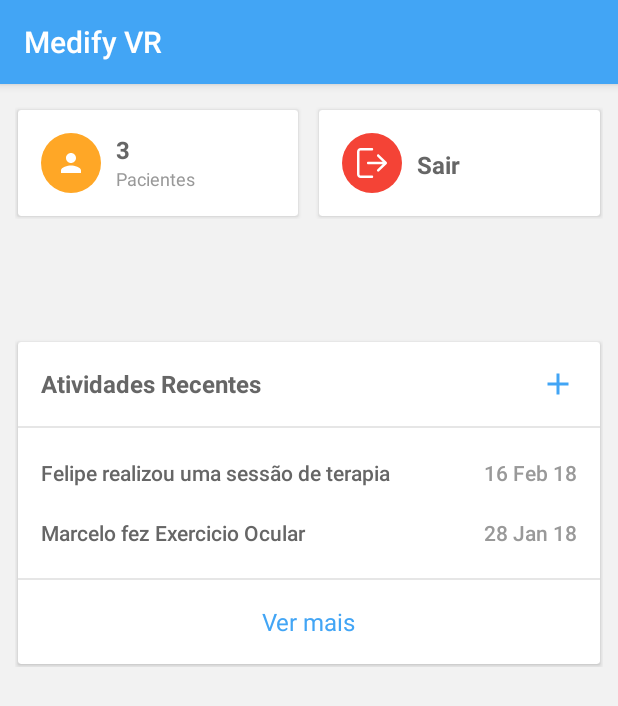
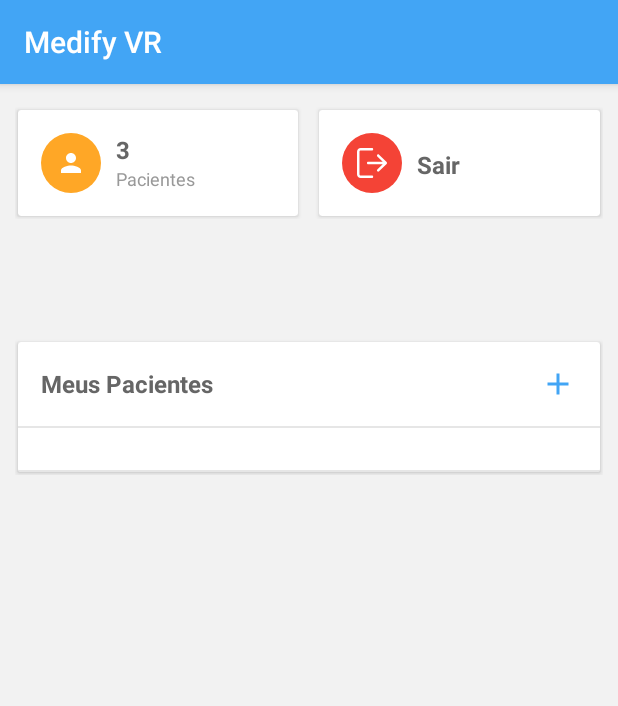
Before and after one commit to juzejunior/Medify-VR, an Android app: the screen it shows after launch once a user with an empty profile is signed in (MainActivity), on a phone screen of 412 x 824 dp. Shown: the top 706 px of the screen. Run offline under Robolectric (Android 15) with nearby library versions, the phone set to English and light mode, and no system bars; our stand-ins replace Firebase (no records; nobody signed in at launch, a user with empty details on screens opened directly); libraries missing offline, so code that uses them is left out: com.firebase.ui.

Commit message:
add: list patients

```diff
--- a/app/src/main/java/br/com/spacerocket/medifyvr/MainActivity.kt
+++ b/app/src/main/java/br/com/spacerocket/medifyvr/MainActivity.kt
@@ -6,6 +6,9 @@ import android.os.Bundle
 import android.util.Log
 import android.view.View
 import android.widget.Toast
+import androidx.recyclerview.widget.LinearLayoutManager
+import androidx.recyclerview.widget.RecyclerView
+import br.com.spacerocket.medifyvr.adapter.PatientAdapter
 import com.firebase.ui.auth.AuthUI
 import kotlinx.android.synthetic.main.activity_main.*
 import com.google.firebase.firestore.FirebaseFirestore
@@ -14,13 +17,26 @@ class MainActivity : AppCompatActivity() {
 
     var db = FirebaseFirestore.getInstance()
     var patients = ArrayList<Paciente>()
+    private var mRecyclerView: RecyclerView? = null
+    private var mLayoutManager: RecyclerView.LayoutManager? = null
+    private var mAdapter: RecyclerView.Adapter<*>? = null
 
     override fun onCreate(savedInstanceState: Bundle?) {
         super.onCreate(savedInstanceState)
         setContentView(R.layout.activity_main)
         indeterminateBar.visibility = View.VISIBLE
         getPatients()
+        initElements()
         initListeners()
+    }
+
+    private fun initElements() {
+        mRecyclerView = findViewById<View>(R.id.rvPatients) as RecyclerView
+        // use a linear layout manager
+        mLayoutManager = LinearLayoutManager(this)
+        mRecyclerView!!.layoutManager = mLayoutManager
+        mAdapter = PatientAdapter(this, patients)
+        mRecyclerView!!.adapter = mAdapter
     }
 
     private fun getPatients() {
@@ -34,6 +50,7 @@ class MainActivity : AppCompatActivity() {
                         var patient: Paciente = document.toObject(Paciente::class.java)
                         patients.add(patient)
                     }
+                    mAdapter?.notifyDataSetChanged()
                 } else {
                     Log.d("ERRO GET PATIENTS", "Error getting documents: ", task.exception)
                 }
--- a/app/src/main/res/layout/activity_main.xml
+++ b/app/src/main/res/layout/activity_main.xml
@@ -275,7 +275,7 @@
                                     android:layout_width="0dp"
                                     android:layout_height="wrap_content"
                                     android:layout_weight="1"
-                                    android:text="Atividades Recentes"
+                                    android:text="Meus Pacientes"
                                     android:textAppearance="@style/Base.TextAppearance.AppCompat.Subhead"
                                     android:textColor="@color/grey_60"
                                     android:textStyle="bold" />
@@ -298,7 +298,15 @@
                                 android:layout_width="0dp"
                                 android:layout_height="@dimen/spacing_middle" />
 
-                        <LinearLayout
+                        <androidx.recyclerview.widget.RecyclerView
+                                android:id="@+id/rvPatients"
+                                android:layout_width="match_parent"
+                                android:layout_height="match_parent"
+                                android:scrollbars="vertical"
+                                android:layout_centerHorizontal="true"
+                                android:layout_marginTop="8dp" />
+
+                        <!--<LinearLayout
                                 android:layout_width="match_parent"
                                 android:layout_height="@dimen/spacing_xmlarge"
                                 android:gravity="center_vertical"
@@ -358,7 +366,7 @@
                                     android:layout_width="@dimen/spacing_large"
                                     android:layout_height="0dp" />
 
-                        </LinearLayout>
+                        </LinearLayout>-->
 
                         <View
                                 android:layout_width="0dp"
@@ -368,23 +376,6 @@
                                 android:layout_width="match_parent"
                                 android:layout_height="1dp"
                                 android:background="@color/grey_10" />
-
-                        <LinearLayout
-                                android:layout_width="match_parent"
-                                android:layout_height="?attr/actionBarSize"
-                                android:background="?attr/selectableItemBackground"
-                                android:clickable="true"
-                                android:gravity="center"
-                                android:orientation="horizontal">
-
-                            <TextView
-                                    android:layout_width="wrap_content"
-                                    android:layout_height="wrap_content"
-                                    android:text="Ver mais"
-                                    android:textAppearance="@style/Base.TextAppearance.AppCompat.Subhead"
-                                    android:textColor="@color/colorPrimary" />
-
-                        </LinearLayout>
 
                     </LinearLayout>
 
```
Also changed, not shown: app/src/main/java/br/com/spacerocket/medifyvr/adapter/PatientAdapter.kt (added, +72 -0 lines), app/src/main/res/layout/item_patient.xml (added, +41 -0 lines).
